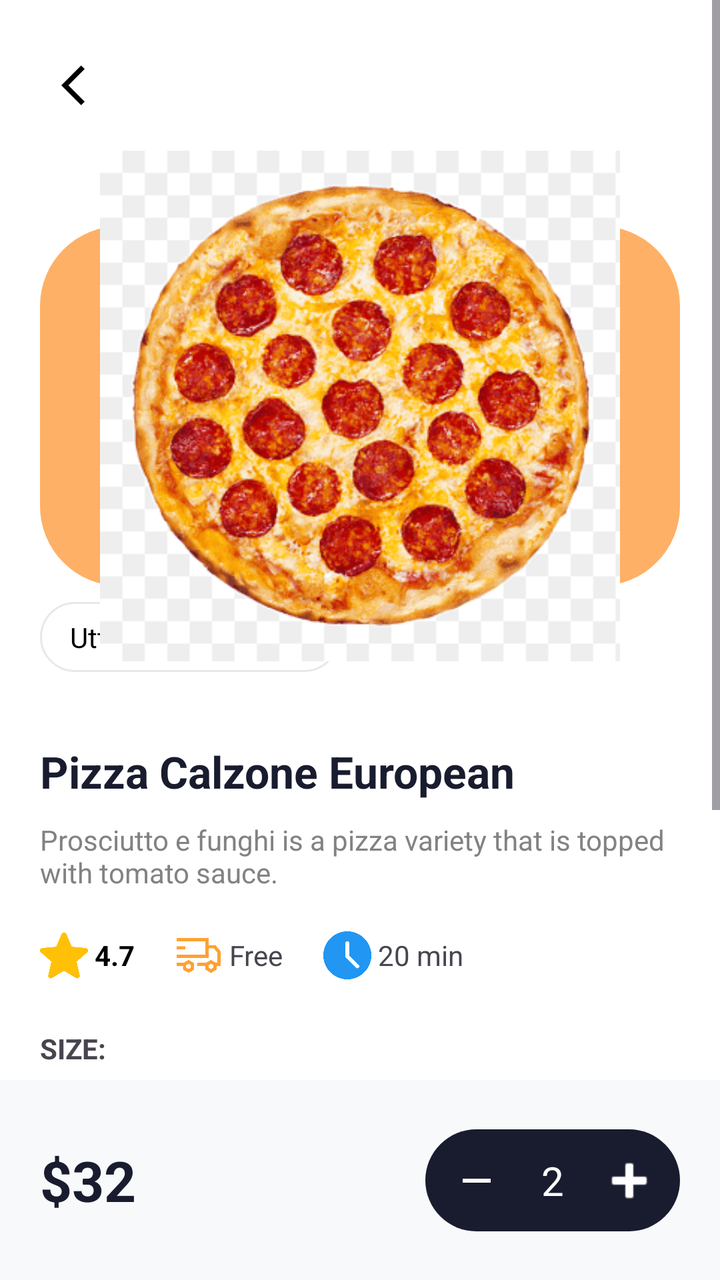
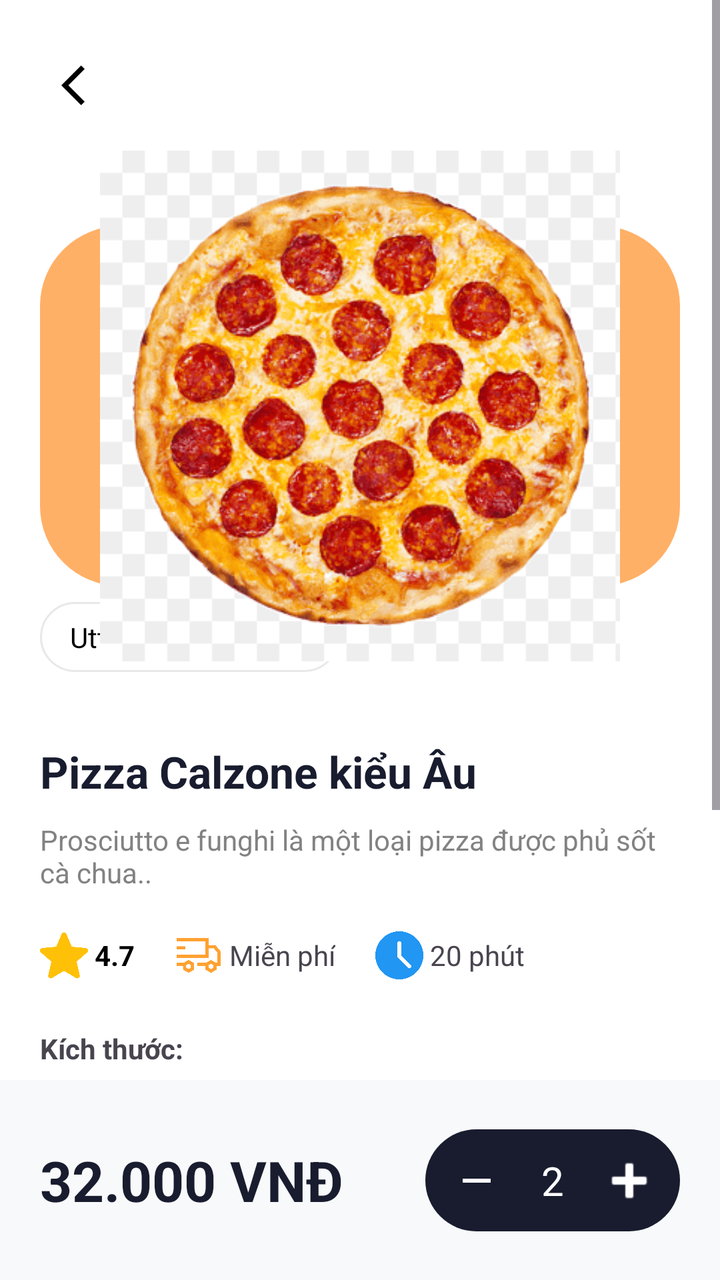

Two renders of the same Android screen: before a commit and after it. Below are the layout's source before the change and the commit's diff.
<!-- AndroidManifest.xml: application theme Theme.NHOM33 -->
<!-- res/layout/activity_details.xml -->
<androidx.constraintlayout.widget.ConstraintLayout
    xmlns:android="http://schemas.android.com/apk/res/android"
    xmlns:app="http://schemas.android.com/apk/res-auto"
    xmlns:tools="http://schemas.android.com/tools"
    android:layout_width="match_parent"
    android:layout_height="match_parent"
    android:background="#FFFFFF">

    <ScrollView
        android:layout_width="match_parent"
        android:layout_height="0dp"
        app:layout_constraintBottom_toTopOf="@+id/bottomBar"
        app:layout_constraintTop_toTopOf="parent">

        <androidx.constraintlayout.widget.ConstraintLayout
            android:layout_width="match_parent"
            android:layout_height="wrap_content"
            android:padding="20dp">

            
            <ImageButton
                android:id="@+id/btnBack"
                android:layout_width="45dp"
                android:layout_height="45dp"
                android:background="@drawable/bg_circle_back"
                android:src="@drawable/baseline_arrow_back_ios_24"
                app:layout_constraintStart_toStartOf="parent"
                app:layout_constraintTop_toTopOf="parent" />

            <View
                android:id="@+id/orangeBg"
                android:layout_width="match_parent"
                android:layout_height="180dp"
                android:layout_marginTop="48dp"
                android:background="@drawable/bg_orange_card"
                app:layout_constraintTop_toBottomOf="@id/btnBack"
                tools:layout_editor_absoluteX="20dp" />

            <LinearLayout
                android:id="@+id/layoutShop"
                android:layout_width="wrap_content"
                android:layout_height="wrap_content"
                android:layout_marginTop="8dp"
                android:background="@drawable/bg_white_outline"
                android:paddingHorizontal="15dp"
                android:paddingVertical="8dp"
                app:layout_constraintStart_toStartOf="parent"
                app:layout_constraintTop_toBottomOf="@id/orangeBg">

                <TextView
                    android:layout_width="wrap_content"
                    android:layout_height="wrap_content"
                    android:text="Uttora Coffe House"
                    android:textColor="#000" />
            </LinearLayout>

            <ImageView
                android:id="@+id/imgProduct"
                android:layout_width="260dp"
                android:layout_height="260dp"
                android:src="@drawable/pizza_img"
                android:elevation="10dp"
                app:layout_constraintBottom_toBottomOf="@id/orangeBg"
                app:layout_constraintEnd_toEndOf="@id/orangeBg"
                app:layout_constraintStart_toStartOf="@id/orangeBg"
                app:layout_constraintTop_toTopOf="@id/orangeBg" />

            
            <TextView
                android:id="@+id/tvMainTitle"
                android:layout_width="match_parent"
                android:layout_height="wrap_content"
                android:layout_marginTop="35dp"
                android:text="Pizza Calzone European"
                android:textColor="#181C2E"
                android:textSize="22sp"
                android:textStyle="bold"
                app:layout_constraintTop_toBottomOf="@id/layoutShop" />

            <TextView
                android:id="@+id/tvDescription"
                android:layout_width="match_parent"
                android:layout_height="wrap_content"
                android:layout_marginTop="10dp"
                android:text="Prosciutto e funghi is a pizza variety that is topped with tomato sauce."
                android:textColor="#828282"
                app:layout_constraintTop_toBottomOf="@id/tvMainTitle" />

            
            <LinearLayout
                android:id="@+id/layoutInfo"
                android:layout_width="match_parent"
                android:layout_height="wrap_content"
                android:layout_marginTop="20dp"
                android:gravity="center_vertical"
                android:orientation="horizontal"
                app:layout_constraintTop_toBottomOf="@id/tvDescription">

                <ImageView android:layout_width="24dp" android:layout_height="24dp" android:src="@drawable/ic_star" />
                <TextView android:layout_width="wrap_content" android:layout_height="wrap_content" android:text=" 4.7" android:textStyle="bold" android:textColor="#000" android:layout_marginEnd="20dp"/>

                <ImageView android:layout_width="24dp" android:layout_height="24dp" android:src="@drawable/ic_delivery" />
                <TextView android:layout_width="wrap_content" android:layout_height="wrap_content" android:text=" Free" android:layout_marginEnd="20dp"/>

                <ImageView android:layout_width="24dp" android:layout_height="24dp" android:src="@drawable/ic_clock" />
                <TextView android:layout_width="wrap_content" android:layout_height="wrap_content" android:text=" 20 min" />
            </LinearLayout>

            
            <TextView
                android:id="@+id/tvSizeLabel"
                android:layout_width="wrap_content"
                android:layout_height="wrap_content"
                android:layout_marginTop="25dp"
                android:text="SIZE:"
                android:textStyle="bold"
                app:layout_constraintStart_toStartOf="parent"
                app:layout_constraintTop_toBottomOf="@id/layoutInfo" />

            <LinearLayout
                android:id="@+id/layoutSize"
                android:layout_width="match_parent"
                android:layout_height="wrap_content"
                android:layout_marginTop="10dp"
                android:orientation="horizontal"
                app:layout_constraintTop_toBottomOf="@id/tvSizeLabel">
                <TextView android:layout_width="55dp" android:layout_height="55dp" android:background="@drawable/bg_circle_back" android:gravity="center" android:text="10\" />
                <TextView android:layout_width="55dp" android:layout_height="55dp" android:layout_marginHorizontal="15dp" android:background="@drawable/bg_orange_button" android:gravity="center" android:text="14\" android:textColor="#FFF" />
                <TextView android:layout_width="55dp" android:layout_height="55dp" android:background="@drawable/bg_circle_back" android:gravity="center" android:text="16\" />
            </LinearLayout>

            
            <TextView
                android:id="@+id/tvIngreLabel"
                android:layout_width="wrap_content"
                android:layout_height="wrap_content"
                android:layout_marginTop="25dp"
                android:text="INGREDIENTS"
                android:textSize="12sp"
                android:textColor="#828282"
                app:layout_constraintTop_toBottomOf="@id/layoutSize"
                app:layout_constraintStart_toStartOf="parent" />

            <LinearLayout
                android:layout_width="match_parent"
                android:layout_height="wrap_content"
                android:layout_marginTop="10dp"
                android:orientation="horizontal"
                app:layout_constraintTop_toBottomOf="@id/tvIngreLabel">

                <ImageView android:layout_width="50dp" android:layout_height="50dp" android:padding="12dp" android:layout_marginEnd="15dp" android:background="@drawable/bg_pink_circle" android:src="@drawable/ic_salt" />
                <ImageView android:layout_width="50dp" android:layout_height="50dp" android:padding="12dp" android:layout_marginEnd="15dp" android:background="@drawable/bg_pink_circle" android:src="@drawable/ic_chicken" />
                <ImageView android:layout_width="50dp" android:layout_height="50dp" android:padding="12dp" android:layout_marginEnd="15dp" android:background="@drawable/bg_pink_circle" android:src="@drawable/ic_onion" />
                <ImageView android:layout_width="50dp" android:layout_height="50dp" android:padding="12dp" android:layout_marginEnd="15dp" android:background="@drawable/bg_pink_circle" android:src="@drawable/ic_garlic" />
                <ImageView android:layout_width="50dp" android:layout_height="50dp" android:padding="12dp" android:background="@drawable/bg_pink_circle" android:src="@drawable/ic_chili" />
            </LinearLayout>

        </androidx.constraintlayout.widget.ConstraintLayout>
    </ScrollView>

    
    <androidx.constraintlayout.widget.ConstraintLayout
        android:id="@+id/bottomBar"
        android:layout_width="match_parent"
        android:layout_height="100dp"
        android:background="#F8F9FA"
        android:padding="20dp"
        app:layout_constraintBottom_toBottomOf="parent">

        <TextView
            android:id="@+id/tvPrice"
            android:layout_width="wrap_content"
            android:layout_height="wrap_content"
            android:text="$32"
            android:textColor="#181C2E"
            android:textSize="28sp"
            android:textStyle="bold"
            app:layout_constraintBottom_toBottomOf="parent"
            app:layout_constraintStart_toStartOf="parent"
            app:layout_constraintTop_toTopOf="parent" />

        <LinearLayout
            android:layout_width="wrap_content"
            android:layout_height="wrap_content"
            android:background="@drawable/bg_quantity_control"
            android:gravity="center"
            android:padding="8dp"
            app:layout_constraintBottom_toBottomOf="parent"
            app:layout_constraintEnd_toEndOf="parent"
            app:layout_constraintTop_toTopOf="parent">
            <ImageButton
                android:layout_width="35dp"
                android:layout_height="35dp"
                android:background="?attr/selectableItemBackgroundBorderless"
                android:src="@drawable/ic_minus" app:tint="#FFF" />
            <TextView
                android:layout_width="wrap_content"
                android:layout_height="wrap_content"
                android:layout_marginHorizontal="15dp"
                android:text="2"
                android:textColor="#FFF"
                android:textSize="20sp" />
            <ImageButton
                android:layout_width="35dp"
                android:layout_height="35dp"
                android:background="?attr/selectableItemBackgroundBorderless"
                android:src="@android:drawable/ic_input_add"
                app:tint="#FFF" />
        </LinearLayout>
    </androidx.constraintlayout.widget.ConstraintLayout>

</androidx.constraintlayout.widget.ConstraintLayout>
<!-- resources referenced by this layout -->
<resources>
  <!-- drawable baseline_arrow_back_ios_24 (drawable) -->
  <vector xmlns:android="http://schemas.android.com/apk/res/android" android:autoMirrored="true" android:height="24dp" android:tint="#000000" android:viewportHeight="24" android:viewportWidth="24" android:width="24dp">
        
      <path android:fillColor="@android:color/white" android:pathData="M11.67,3.87L9.9,2.1 0,12l9.9,9.9 1.77,-1.77L3.54,12z"/>
      
  </vector>
  <!-- drawable bg_circle_back (drawable) -->
  <?xml version="1.0" encoding="utf-8"?>
  <shape xmlns:android="http://schemas.android.com/apk/res/android"
      android:shape="oval"> 
      <solid android:color="#FFFFFF"/> 
      <size android:width="40dp" android:height="40dp"/> 
  </shape>
  <!-- drawable bg_orange_button (drawable) -->
  <shape xmlns:android="http://schemas.android.com/apk/res/android">
      <solid android:color="#FF7A30" /> 
      <corners android:radius="15dp" />
  </shape>
  <!-- drawable bg_orange_card (drawable) -->
  <shape xmlns:android="http://schemas.android.com/apk/res/android">
      <solid android:color="#FFB067" />
      <corners android:radius="40dp" />
  </shape>
  <!-- drawable bg_pink_circle (drawable) -->
  <shape xmlns:android="http://schemas.android.com/apk/res/android" android:shape="oval">
      <solid android:color="#FFF0F0" />
  </shape>
  <!-- drawable bg_quantity_control (drawable) -->
  <shape xmlns:android="http://schemas.android.com/apk/res/android">
      <solid android:color="#181C2E" />
      <corners android:radius="30dp" />
  </shape>
  <!-- drawable bg_white_outline (drawable) -->
  <shape xmlns:android="http://schemas.android.com/apk/res/android">
      <stroke android:width="1dp" android:color="#E8E8E8" />
      <corners android:radius="25dp" />
      <solid android:color="#FFFFFF" />
  </shape>
  <!-- drawable ic_chicken: png bitmap (drawable, 19618 bytes) -->
  <!-- drawable ic_chili: png bitmap (drawable, 14415 bytes) -->
  <!-- drawable ic_clock: png bitmap (drawable, 14994 bytes) -->
  <!-- drawable ic_delivery: png bitmap (drawable, 8542 bytes) -->
  <!-- drawable ic_garlic: png bitmap (drawable, 19528 bytes) -->
  <!-- drawable ic_minus (drawable) -->
  <vector xmlns:android="http://schemas.android.com/apk/res/android" android:height="24dp" android:tint="#000000" android:viewportHeight="24" android:viewportWidth="24" android:width="24dp">
        
      <path android:fillColor="@android:color/white" android:pathData="M19,13H5v-2h14v2z"/>
      
  </vector>
  <!-- drawable ic_onion: png bitmap (drawable, 18960 bytes) -->
  <!-- drawable ic_salt: png bitmap (drawable, 14954 bytes) -->
  <!-- drawable ic_star: png bitmap (drawable, 13086 bytes) -->
  <!-- drawable pizza_img: png bitmap (drawable, 49011 bytes) -->
  <style name="Theme.NHOM33" parent="Base.Theme.NHOM33" />
  <style name="Base.Theme.NHOM33" parent="Theme.Material3.DayNight.NoActionBar">
          
          
      </style>
</resources>

<!-- the commit's change to res/layout/activity_details.xml (unified diff, before → after) -->
@@ -71,7 +71,7 @@
                 android:layout_width="match_parent"
                 android:layout_height="wrap_content"
                 android:layout_marginTop="35dp"
-                android:text="Pizza Calzone European"
+                android:text="Pizza Calzone kiểu Âu"
                 android:textColor="#181C2E"
                 android:textSize="22sp"
                 android:textStyle="bold"
@@ -82,7 +82,7 @@
                 android:layout_width="match_parent"
                 android:layout_height="wrap_content"
                 android:layout_marginTop="10dp"
-                android:text="Prosciutto e funghi is a pizza variety that is topped with tomato sauce."
+                android:text="Prosciutto e funghi là một loại pizza được phủ sốt cà chua.."
                 android:textColor="#828282"
                 app:layout_constraintTop_toBottomOf="@id/tvMainTitle" />
 
@@ -96,14 +96,36 @@
                 android:orientation="horizontal"
                 app:layout_constraintTop_toBottomOf="@id/tvDescription">
 
-                <ImageView android:layout_width="24dp" android:layout_height="24dp" android:src="@drawable/ic_star" />
-                <TextView android:layout_width="wrap_content" android:layout_height="wrap_content" android:text=" 4.7" android:textStyle="bold" android:textColor="#000" android:layout_marginEnd="20dp"/>
-
-                <ImageView android:layout_width="24dp" android:layout_height="24dp" android:src="@drawable/ic_delivery" />
-                <TextView android:layout_width="wrap_content" android:layout_height="wrap_content" android:text=" Free" android:layout_marginEnd="20dp"/>
-
-                <ImageView android:layout_width="24dp" android:layout_height="24dp" android:src="@drawable/ic_clock" />
-                <TextView android:layout_width="wrap_content" android:layout_height="wrap_content" android:text=" 20 min" />
+                <ImageView
+                    android:layout_width="24dp"
+                    android:layout_height="24dp"
+                    android:src="@drawable/ic_star" />
+                <TextView
+                    android:layout_width="wrap_content"
+                    android:layout_height="wrap_content"
+                    android:text=" 4.7"
+                    android:textStyle="bold"
+                    android:textColor="#000"
+                    android:layout_marginEnd="20dp"/>
+
+                <ImageView
+                    android:layout_width="24dp"
+                    android:layout_height="24dp"
+                    android:src="@drawable/ic_delivery" />
+                <TextView
+                    android:layout_width="wrap_content"
+                    android:layout_height="wrap_content"
+                    android:text=" Miễn phí"
+                    android:layout_marginEnd="20dp"/>
+
+                <ImageView
+                    android:layout_width="24dp"
+                    android:layout_height="24dp"
+                    android:src="@drawable/ic_clock" />
+                <TextView
+                    android:layout_width="wrap_content"
+                    android:layout_height="wrap_content"
+                    android:text=" 20 phút" />
             </LinearLayout>
 
             
@@ -112,7 +134,7 @@
                 android:layout_width="wrap_content"
                 android:layout_height="wrap_content"
                 android:layout_marginTop="25dp"
-                android:text="SIZE:"
+                android:text="Kích thước:"
                 android:textStyle="bold"
                 app:layout_constraintStart_toStartOf="parent"
                 app:layout_constraintTop_toBottomOf="@id/layoutInfo" />
@@ -124,9 +146,26 @@
                 android:layout_marginTop="10dp"
                 android:orientation="horizontal"
                 app:layout_constraintTop_toBottomOf="@id/tvSizeLabel">
-                <TextView android:layout_width="55dp" android:layout_height="55dp" android:background="@drawable/bg_circle_back" android:gravity="center" android:text="10\" />
-                <TextView android:layout_width="55dp" android:layout_height="55dp" android:layout_marginHorizontal="15dp" android:background="@drawable/bg_orange_button" android:gravity="center" android:text="14\" android:textColor="#FFF" />
-                <TextView android:layout_width="55dp" android:layout_height="55dp" android:background="@drawable/bg_circle_back" android:gravity="center" android:text="16\" />
+                <TextView
+                    android:layout_width="55dp"
+                    android:layout_height="55dp"
+                    android:background="@drawable/bg_circle_back"
+                    android:gravity="center"
+                    android:text="10'" />
+                <TextView
+                    android:layout_width="55dp"
+                    android:layout_height="55dp"
+                    android:layout_marginHorizontal="15dp"
+                    android:background="@drawable/bg_orange_button"
+                    android:gravity="center"
+                    android:text="14'"
+                    android:textColor="#FFF" />
+                <TextView
+                    android:layout_width="55dp"
+                    android:layout_height="55dp"
+                    android:background="@drawable/bg_circle_back"
+                    android:gravity="center"
+                    android:text="16'" />
             </LinearLayout>
 
             
@@ -135,7 +174,7 @@
                 android:layout_width="wrap_content"
                 android:layout_height="wrap_content"
                 android:layout_marginTop="25dp"
-                android:text="INGREDIENTS"
+                android:text="NGUYÊN LIỆU"
                 android:textSize="12sp"
                 android:textColor="#828282"
                 app:layout_constraintTop_toBottomOf="@id/layoutSize"
@@ -171,7 +210,7 @@
             android:id="@+id/tvPrice"
             android:layout_width="wrap_content"
             android:layout_height="wrap_content"
-            android:text="$32"
+            android:text="32.000 VNĐ"
             android:textColor="#181C2E"
             android:textSize="28sp"
             android:textStyle="bold"
@@ -192,7 +231,8 @@
                 android:layout_width="35dp"
                 android:layout_height="35dp"
                 android:background="?attr/selectableItemBackgroundBorderless"
-                android:src="@drawable/ic_minus" app:tint="#FFF" />
+                android:src="@drawable/ic_minus"
+                app:tint="#FFF" />
             <TextView
                 android:layout_width="wrap_content"
                 android:layout_height="wrap_content"
